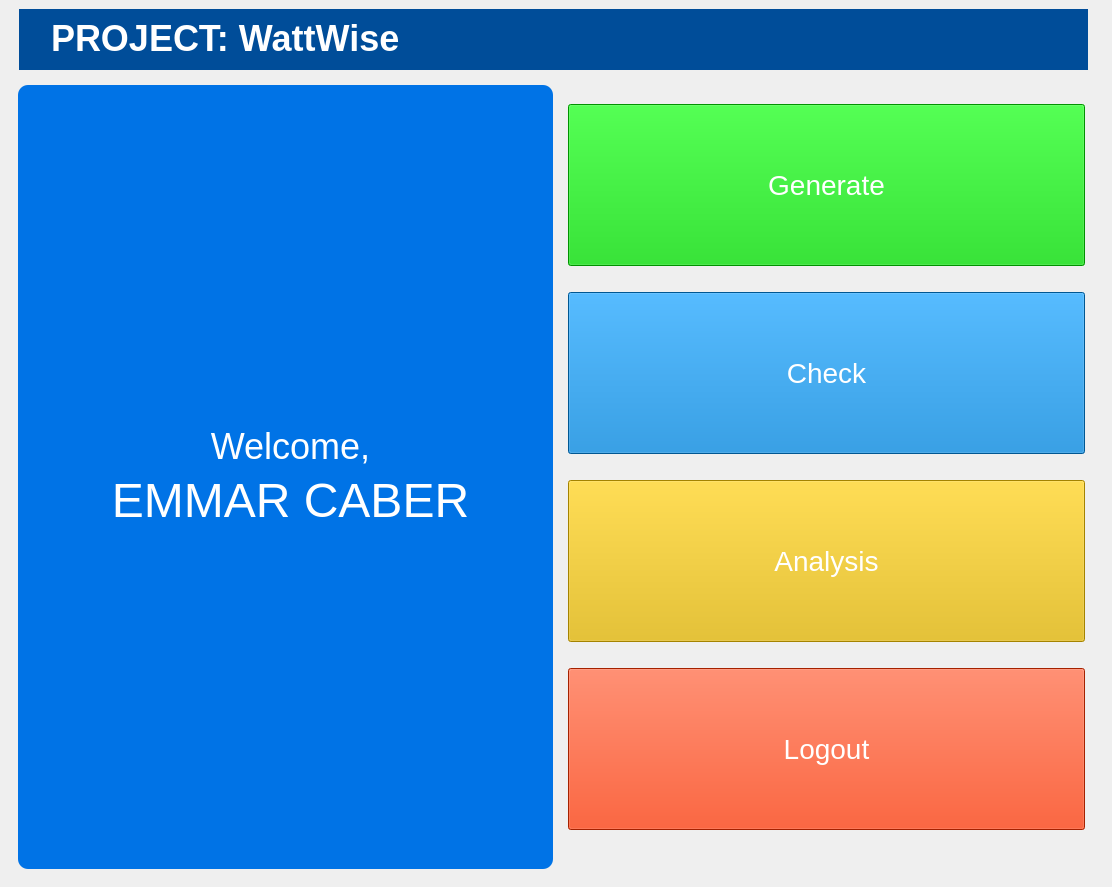
First picture: the form in app/resources/ui/main_menu.ui, repository emmarcaber/WattWise, before the edit.
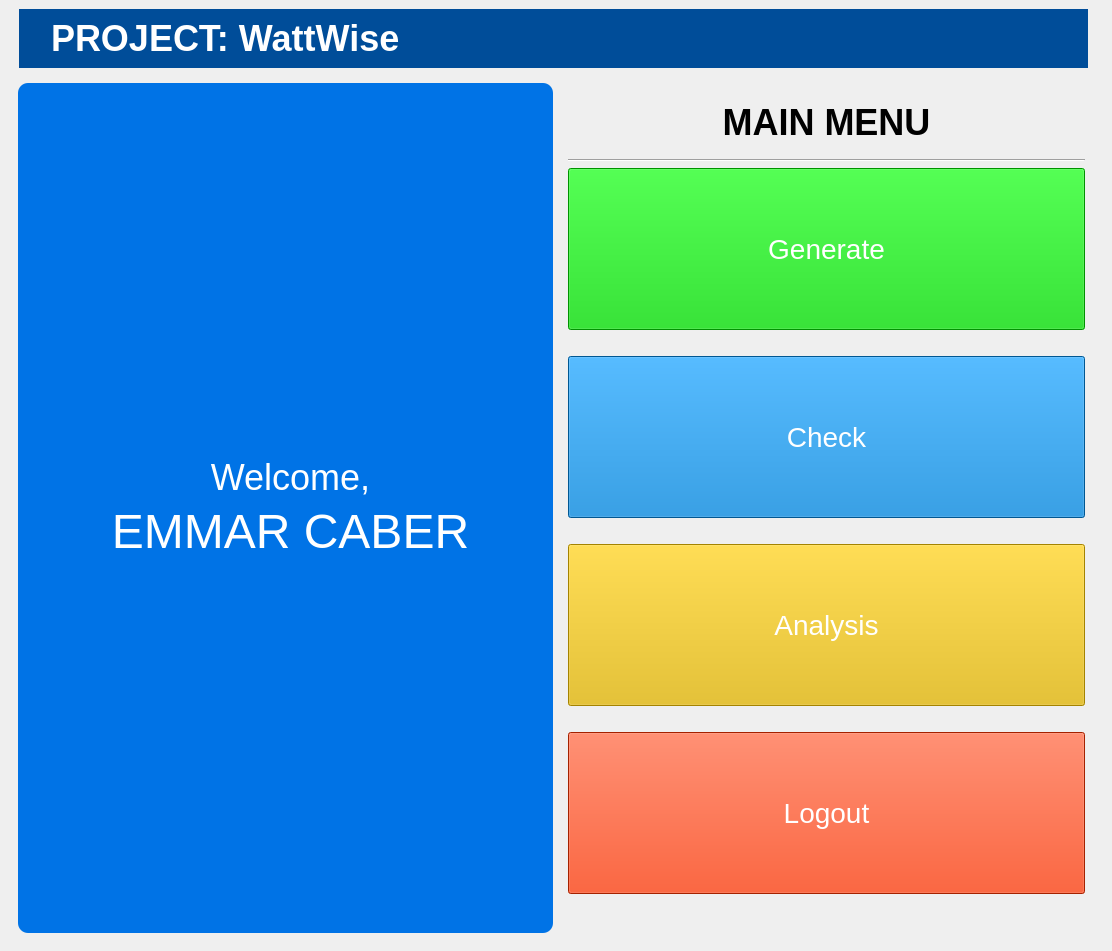
Second picture: the form after the edit. Icons and pictures are not drawn.

Diff of the .ui file:
```diff
--- a/app/resources/ui/main_menu.ui
+++ b/app/resources/ui/main_menu.ui
@@ -21,6 +21,12 @@
 	margin-right: 15px;
 }
 
+#labelMainMenuTitle {
+	font-size:36px;
+	font-weight: bold;
+	margin-bottom: 10px;
+}
+
 #title {
 	color: white;
 	font-weight: bold;
@@ -170,6 +176,23 @@
        <item>
         <widget class="QFrame" name="menuFrame">
          <layout class="QVBoxLayout" name="verticalLayout_2">
+          <item>
+           <widget class="QLabel" name="labelMainMenuTitle">
+            <property name="text">
+             <string>MAIN MENU</string>
+            </property>
+            <property name="alignment">
+             <set>Qt::AlignCenter</set>
+            </property>
+           </widget>
+          </item>
+          <item>
+           <widget class="Line" name="line">
+            <property name="orientation">
+             <enum>Qt::Horizontal</enum>
+            </property>
+           </widget>
+          </item>
           <item>
            <widget class="QPushButton" name="btnGenerate">
             <property name="cursor">
```
